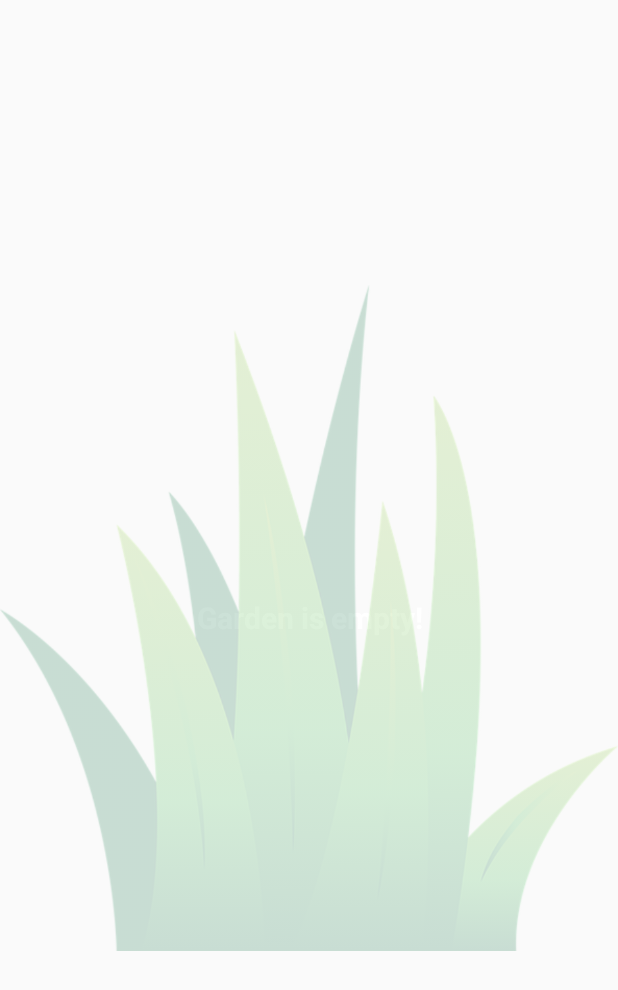
After one commit to erma456/Jobsheet-4, an Android app: the layout widget_grid_view.xml on its own in the app's theme, with its tools: preview values and no code run, on a phone screen of 412 x 824 dp. The commit adds this screen. Shown: the top 990 px of the screen. Run offline under Robolectric (Android 15) with nearby library versions, the phone set to English and light mode, and no system bars.

Commit message:
Grid View

```diff
--- a/app/src/main/AndroidManifest.xml
+++ b/app/src/main/AndroidManifest.xml
@@ -21,6 +21,10 @@
 
         <service android:name=".PlantWateringService" />
 
+        <service
+            android:name=".GridWidgetService"
+            android:permission="android.permission.BIND_REMOTEVIEWS" />
+
         <provider
             android:name=".provider.PlantContentProvider"
             android:authorities="com.example.android.mygarden"
--- a/app/src/main/java/com/example/android/mygarden/PlantWateringService.java
+++ b/app/src/main/java/com/example/android/mygarden/PlantWateringService.java
@@ -129,6 +129,8 @@ public class PlantWateringService extends IntentService {
         }
         AppWidgetManager appWidgetManager = AppWidgetManager.getInstance(this);
         int[] appWidgetIds = appWidgetManager.getAppWidgetIds(new ComponentName(this, PlantWidgetProvider.class));
+        //Trigger data update to handle the GridView widgets and force a data refresh
+        appWidgetManager.notifyAppWidgetViewDataChanged(appWidgetIds, R.id.widget_grid_view);
         //Now update all widgets
         PlantWidgetProvider.updatePlantWidgets(this, appWidgetManager, imgRes, plantId, canWater, appWidgetIds);
     }
--- a/app/src/main/res/layout/plant_widget.xml
+++ b/app/src/main/res/layout/plant_widget.xml
@@ -25,7 +25,7 @@
         android:layout_height="wrap_content"
         android:layout_gravity="center_horizontal"
         android:textAlignment="center"
-        android:textSize="32sp"
+        android:textSize="20sp"
         android:textStyle="bold"
         tools:text="123" />
 
--- /dev/null
+++ b/app/src/main/res/layout/widget_grid_view.xml
@@ -0,0 +1,38 @@
+<?xml version="1.0" encoding="utf-8"?>
+<FrameLayout xmlns:android="http://schemas.android.com/apk/res/android"
+    android:layout_width="match_parent"
+    android:layout_height="match_parent">
+
+    <GridView
+        android:id="@+id/widget_grid_view"
+        android:layout_width="match_parent"
+        android:layout_height="match_parent"
+        android:gravity="center"
+        android:numColumns="4" />
+
+    <RelativeLayout
+        android:id="@+id/empty_view"
+        android:layout_width="match_parent"
+        android:layout_height="match_parent"
+        android:orientation="vertical">
+
+        <TextView
+            android:layout_width="wrap_content"
+            android:layout_height="wrap_content"
+            android:layout_centerInParent="true"
+            android:text="@string/empty_view_text"
+            android:textAlignment="center"
+            android:textColor="#ffffff"
+            android:textSize="20sp"
+            android:textStyle="bold" />
+
+        <ImageView
+            android:layout_width="match_parent"
+            android:layout_height="match_parent"
+            android:alpha="0.2"
+            android:src="@drawable/grass" />
+
+    </RelativeLayout>
+
+
+</FrameLayout>
--- a/app/src/main/res/values/strings.xml
+++ b/app/src/main/res/values/strings.xml
@@ -1,3 +1,4 @@
+
 <resources>
     <string name="app_name">MyGarden</string>
     <string name="vine">Vine</string>
@@ -13,4 +14,5 @@
     <string name="unknown_type">Unknown</string>
     <string name="since_planted">Since planted</string>
     <string name="since_watered">Since watered</string>
+    <string name="empty_view_text">Garden is empty!</string>
 </resources>
```
Also changed, not shown: app/src/main/java/com/example/android/mygarden/GridWidgetService.java (added, +128 -0 lines), app/src/main/java/com/example/android/mygarden/PlantWidgetProvider.java (+72 -11 lines).
